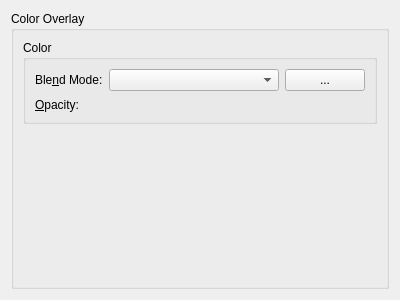
KDE/krita, file libs/ui/layerstyles/WdgColorOverlay.ui: the form before one commit.
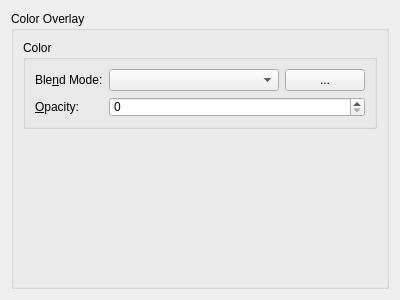
The form after the commit. Custom widgets are drawn as their Qt base class.

Commit message:
ui: Fix Designer not rendering KisSliderSpinBox as QSpinBox
Part-of: <https://invent.kde.org/graphics/krita/-/merge_requests/1742>

```diff
--- a/libs/ui/layerstyles/WdgColorOverlay.ui
+++ b/libs/ui/layerstyles/WdgColorOverlay.ui
@@ -125,7 +125,7 @@
   </customwidget>
   <customwidget>
    <class>KisSliderSpinBox</class>
-   <extends>QWidget</extends>
+   <extends>QSpinBox</extends>
    <header location="global">kis_slider_spin_box.h</header>
    <container>1</container>
   </customwidget>
```
The commit also changes 45 other files.
